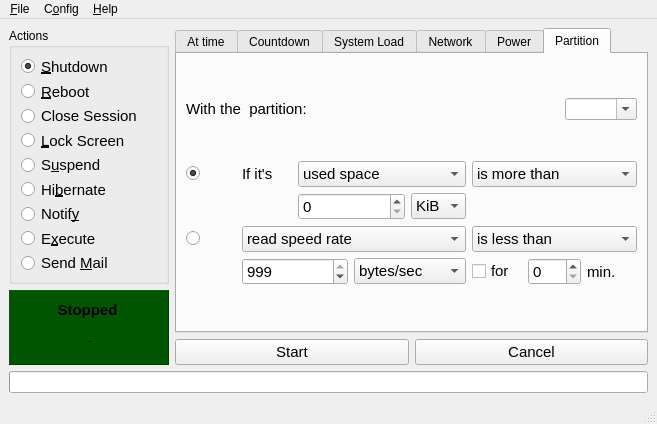
Arg0s1080/pycket, file ui/pycket.ui: the form before one commit.
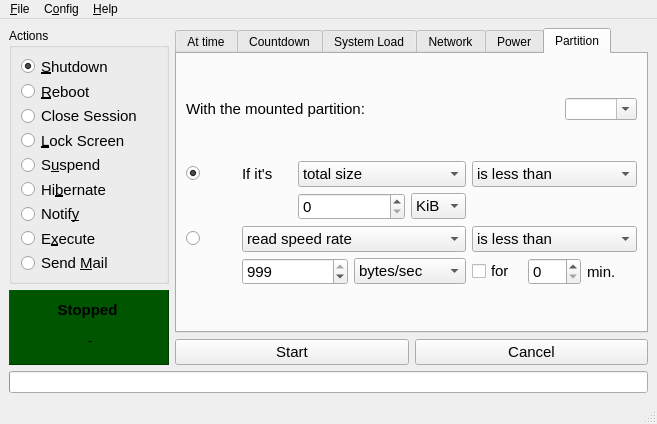
The form after the commit.

Commit message: tab partitions: minor changes

Patch:
```diff
--- a/ui/pycket.ui
+++ b/ui/pycket.ui
@@ -1961,7 +1961,7 @@
                    </font>
                   </property>
                   <property name="text">
-                   <string>With the  partition:</string>
+                   <string>With the mounted partition:</string>
                   </property>
                   <property name="textFormat">
                    <enum>Qt::AutoText</enum>
@@ -2158,11 +2158,6 @@
                   <property name="locale">
                    <locale language="English" country="UnitedStates"/>
                   </property>
-                  <item>
-                   <property name="text">
-                    <string>used space</string>
-                   </property>
-                  </item>
                   <item>
                    <property name="text">
                     <string>total size</string>
@@ -2238,7 +2233,7 @@
                   </property>
                   <item>
                    <property name="text">
-                    <string>is more than</string>
+                    <string>is less than</string>
                    </property>
                   </item>
                   <item>
```
Left out of the diff: 13 changed lines with no effect on the pictures. The commit also changes 1 other file.
